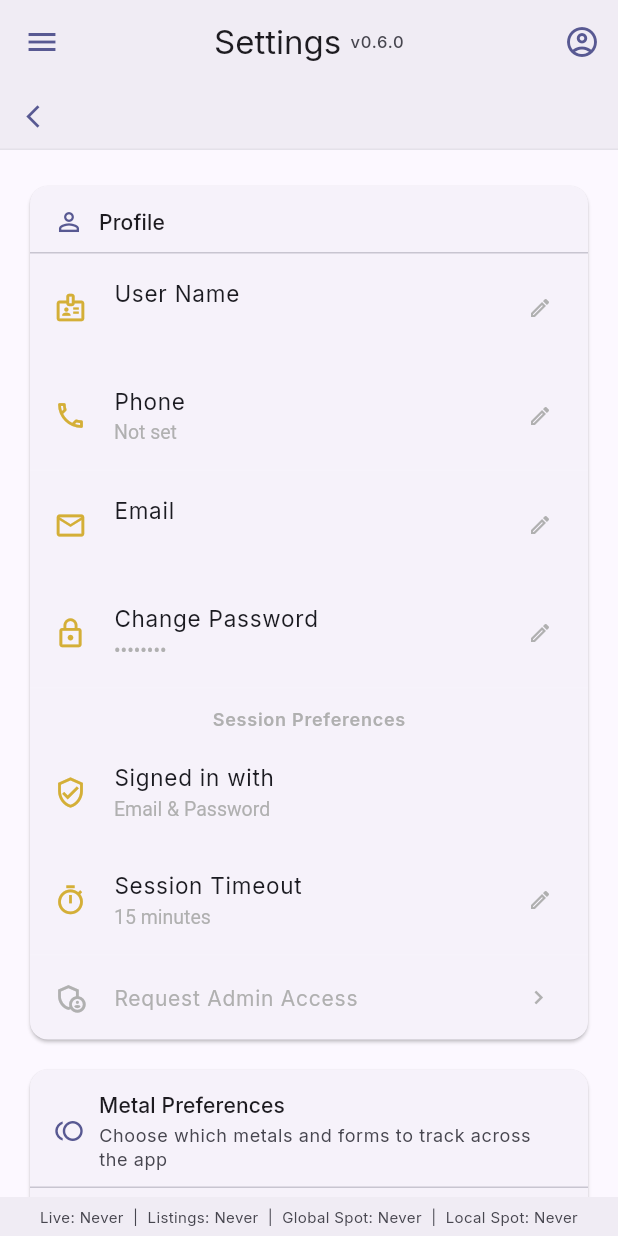
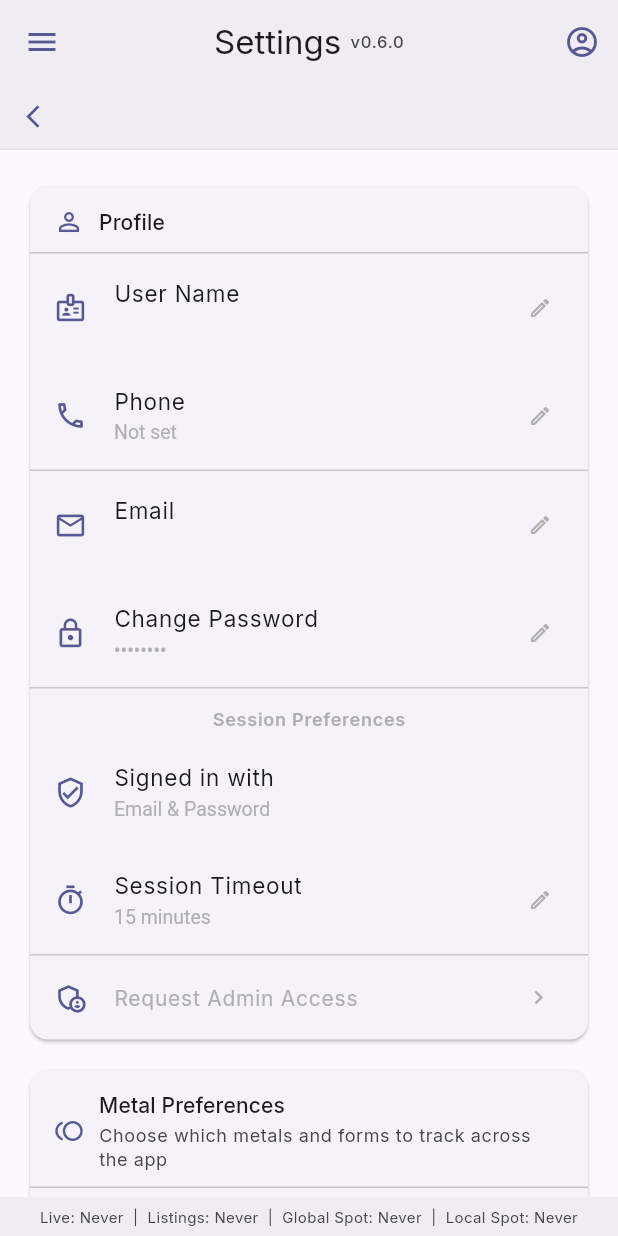
Before and after one commit to razscarl/metal_tracker, a Flutter app: the ProfileSettingsScreen screen opened directly, after a tap on the "account circle" icon, on a phone screen of 412 x 824 dp. Run offline on Flutter 3.47's test engine with Material 3 defaults, Android fonts, the phone set to English and light mode, and no system bars; our stand-ins replace fl_chart, flutter_colorpicker, flutter_riverpod, google_fonts, package_info_plus, riverpod_annotation and 2 more; accounts and stored records are empty; generated files the repository leaves out were written again.

Commit message:
feat: migrate settings sub-sections + admin child screens to M3
Settings: UserMetaltypePrefsSection, UserMetalformPrefsSection,
UserRetailerPrefsSection rewritten — themed spinners, cs.onSurfaceVariant
text, SwitchListTile.adaptive for platform-native switches.
ProfileSettingsScreen: icon/divider colors, dialog styles updated.
Admin: metal_type/form admin screens SnackBar fixed; icon colors,
borders, spinners updated across all admin child screens.

Co-Authored-By: Claude Sonnet 4.6 <noreply@anthropic.com>

```diff
--- a/lib/features/admin/presentation/screens/automation_screen.dart
+++ b/lib/features/admin/presentation/screens/automation_screen.dart
@@ -324,7 +324,7 @@ class _ConfigCard extends ConsumerWidget {
           Row(
             children: [
               const Icon(Icons.schedule_outlined,
-                  color: AppColors.primaryGold, size: 20),
+                  size: 20),
               const SizedBox(width: 12),
               const Expanded(
                 child: Text(
--- a/lib/features/admin/presentation/screens/user_approval_screen.dart
+++ b/lib/features/admin/presentation/screens/user_approval_screen.dart
@@ -77,7 +77,7 @@ class _UserCard extends ConsumerWidget {
           Row(
             children: [
               const Icon(Icons.person_outline,
-                  color: AppColors.primaryGold, size: 20),
+                  size: 20),
               const SizedBox(width: 10),
               Expanded(
                 child: Text(
--- a/lib/features/settings/presentation/screens/profile_settings_screen.dart
+++ b/lib/features/settings/presentation/screens/profile_settings_screen.dart
@@ -53,7 +53,7 @@ class ProfileSettingsScreen extends ConsumerWidget {
           onTap: () =>
               _showEditPhoneDialog(context, ref, profile?.phone),
         ),
-        const Divider(color: Colors.white10, height: 1),
+        const Divider(height: 1),
 
         // ── Auth account fields ───────────────────────────────────────────
         _tile(
@@ -71,7 +71,7 @@ class ProfileSettingsScreen extends ConsumerWidget {
             value: '••••••••',
             onTap: () => _showChangePasswordDialog(context, ref),
           ),
-        const Divider(color: Colors.white10, height: 1),
+        const Divider(height: 1),
 
         // ── Session Preferences ───────────────────────────────────────────
         const Padding(
@@ -98,12 +98,12 @@ class ProfileSettingsScreen extends ConsumerWidget {
           value: _timeoutLabel(timeoutMinutes),
           onTap: () => _showTimeoutPicker(context, ref, timeoutMinutes),
         ),
-        const Divider(color: Colors.white10, height: 1),
+        const Divider(height: 1),
 
         // ── Admin request ─────────────────────────────────────────────────
         ListTile(
           leading: const Icon(Icons.admin_panel_settings_outlined,
-              color: AppColors.textSecondary, size: 22),
+              size: 22),
           title: const Text(
             'Request Admin Access',
             style: TextStyle(color: AppColors.textSecondary, fontSize: 14),
@@ -123,7 +123,7 @@ class ProfileSettingsScreen extends ConsumerWidget {
     required VoidCallback? onTap,
   }) {
     return ListTile(
-      leading: Icon(icon, color: AppColors.primaryGold, size: 22),
+      leading: Icon(icon, size: 22),
       title: Text(label,
           style: const TextStyle(
               fontSize: 15)),
@@ -187,8 +187,7 @@ class ProfileSettingsScreen extends ConsumerWidget {
                         if (context.mounted) {
                           ScaffoldMessenger.of(context).showSnackBar(
                             SnackBar(
-                                content: Text('Error: $e'),
-                                backgroundColor: AppColors.error),
+                                content: Text('Error: $e'))
                           );
                         }
                       } finally {
@@ -200,7 +199,7 @@ class ProfileSettingsScreen extends ConsumerWidget {
                       width: 16,
                       height: 16,
                       child: CircularProgressIndicator(
-                          strokeWidth: 2, color: AppColors.textDark))
+                          strokeWidth: 2))
                   : const Text('Save'),
             ),
           ],
@@ -253,8 +252,7 @@ class ProfileSettingsScreen extends ConsumerWidget {
                         if (context.mounted) {
                           ScaffoldMessenger.of(context).showSnackBar(
                             SnackBar(
-                                content: Text('Error: $e'),
-                                backgroundColor: AppColors.error),
+                                content: Text('Error: $e'))
                           );
                         }
                       } finally {
@@ -266,7 +264,7 @@ class ProfileSettingsScreen extends ConsumerWidget {
                       width: 16,
                       height: 16,
                       child: CircularProgressIndicator(
-                          strokeWidth: 2, color: AppColors.textDark))
+                          strokeWidth: 2))
                   : const Text('Save'),
             ),
           ],
@@ -325,8 +323,7 @@ class ProfileSettingsScreen extends ConsumerWidget {
                         if (context.mounted) {
                           ScaffoldMessenger.of(context).showSnackBar(
                             SnackBar(
-                                content: Text('Error: $e'),
-                                backgroundColor: AppColors.error),
+                                content: Text('Error: $e'))
                           );
                         }
                       } finally {
@@ -338,7 +335,7 @@ class ProfileSettingsScreen extends ConsumerWidget {
                       width: 16,
                       height: 16,
                       child: CircularProgressIndicator(
-                          strokeWidth: 2, color: AppColors.textDark))
+                          strokeWidth: 2))
                   : const Text('Save'),
             ),
           ],
@@ -454,8 +451,7 @@ class ProfileSettingsScreen extends ConsumerWidget {
                         if (context.mounted) {
                           ScaffoldMessenger.of(context).showSnackBar(
                             SnackBar(
-                                content: Text('Error: $e'),
-                                backgroundColor: AppColors.error),
+                                content: Text('Error: $e'))
                           );
                         }
                       } finally {
@@ -467,7 +463,7 @@ class ProfileSettingsScreen extends ConsumerWidget {
                       width: 16,
                       height: 16,
                       child: CircularProgressIndicator(
-                          strokeWidth: 2, color: AppColors.textDark))
+                          strokeWidth: 2))
                   : const Text('Save'),
             ),
           ],
--- a/lib/features/settings/presentation/screens/user_metalform_prefs_section.dart
+++ b/lib/features/settings/presentation/screens/user_metalform_prefs_section.dart
@@ -1,50 +1,46 @@
 import 'package:flutter/material.dart';
 import 'package:flutter_riverpod/flutter_riverpod.dart';
-import 'package:metal_tracker/core/theme/app_theme.dart';
 import 'package:metal_tracker/features/metadata/data/models/metadata_models.dart';
 import 'package:metal_tracker/features/metadata/presentation/providers/metadata_providers.dart';
 import 'package:metal_tracker/features/settings/presentation/providers/user_prefs_providers.dart';
 
-/// Embedded settings section for metal form preferences.
-/// Uses [metalFormsProvider] for available options and
-/// [userMetalformPrefsNotifierProvider] for the user's selections.
-/// Saves immediately on each toggle — no Save button required.
 class UserMetalformPrefsSection extends ConsumerWidget {
   const UserMetalformPrefsSection({super.key});
 
   @override
   Widget build(BuildContext context, WidgetRef ref) {
+    final cs             = Theme.of(context).colorScheme;
+    final tt             = Theme.of(context).textTheme;
     final metalFormsAsync = ref.watch(metalFormsProvider);
-    final prefsAsync = ref.watch(userMetalformPrefsNotifierProvider);
+    final prefsAsync     = ref.watch(userMetalformPrefsNotifierProvider);
 
     if (metalFormsAsync.isLoading || prefsAsync.isLoading) {
       return const Padding(
         padding: EdgeInsets.all(20),
-        child: Center(
-          child: CircularProgressIndicator(
-              color: AppColors.primaryGold, strokeWidth: 2),
-        ),
+        child: Center(child: CircularProgressIndicator(strokeWidth: 2)),
       );
     }
 
     if (metalFormsAsync.hasError) {
       return Padding(
         padding: const EdgeInsets.all(16),
-        child: Text('Error loading metal forms: ${metalFormsAsync.error}',
-            style: const TextStyle(color: AppColors.error, fontSize: 13)),
+        child: SelectableText(
+          'Error loading metal forms: ${metalFormsAsync.error}',
+          style: TextStyle(color: cs.error, fontSize: 13),
+        ),
       );
     }
 
-    final metalForms = metalFormsAsync.valueOrNull ?? [];
-    final prefs = prefsAsync.valueOrNull ?? [];
+    final metalForms  = metalFormsAsync.valueOrNull ?? [];
+    final prefs       = prefsAsync.valueOrNull ?? [];
     final selectedIds = prefs.map((p) => p.metalFormId).toSet();
 
     if (metalForms.isEmpty) {
-      return const Padding(
-        padding: EdgeInsets.all(16),
+      return Padding(
+        padding: const EdgeInsets.all(16),
         child: Text(
           'No metal forms configured. Ask an administrator to add them.',
-          style: TextStyle(color: AppColors.textSecondary, fontSize: 13),
+          style: tt.bodySmall?.copyWith(color: cs.onSurfaceVariant),
         ),
       );
     }
@@ -52,18 +48,21 @@ class UserMetalformPrefsSection extends ConsumerWidget {
     return Column(
       children: [
         for (final mf in metalForms)
-          _FormToggleRow(
-            metalForm: mf,
-            selected: selectedIds.contains(mf.id),
-            onChanged: (enabled) => _toggle(ref, mf, enabled, selectedIds),
-            saving: prefsAsync.isLoading,
+          SwitchListTile.adaptive(
+            title: Text(mf.name, style: tt.bodyMedium),
+            value: selectedIds.contains(mf.id),
+            onChanged: prefsAsync.isLoading
+                ? null
+                : (enabled) => _toggle(ref, mf, enabled, selectedIds),
+            contentPadding: const EdgeInsets.symmetric(horizontal: 16),
+            dense: true,
           ),
         if (selectedIds.isEmpty)
-          const Padding(
-            padding: EdgeInsets.fromLTRB(16, 0, 16, 12),
+          Padding(
+            padding: const EdgeInsets.fromLTRB(16, 0, 16, 12),
             child: Text(
               'No forms selected — all form types are shown.',
-              style: TextStyle(color: AppColors.textSecondary, fontSize: 11),
+              style: tt.labelSmall?.copyWith(color: cs.onSurfaceVariant),
             ),
           ),
       ],
@@ -71,45 +70,11 @@ class UserMetalformPrefsSection extends ConsumerWidget {
   }
 
   Future<void> _toggle(
-    WidgetRef ref,
-    MetalFormRecord mf,
-    bool enabled,
-    Set<String> currentIds,
+    WidgetRef ref, MetalFormRecord mf, bool enabled, Set<String> currentIds,
   ) async {
     final updated = enabled
         ? {...currentIds, mf.id}
         : currentIds.difference({mf.id});
-    await ref
-        .read(userMetalformPrefsNotifierProvider.notifier)
-        .set(updated.toList());
+    await ref.read(userMetalformPrefsNotifierProvider.notifier).set(updated.toList());
   }
 }
-
-class _FormToggleRow extends StatelessWidget {
-  final MetalFormRecord metalForm;
-  final bool selected;
-  final ValueChanged<bool> onChanged;
-  final bool saving;
-
-  const _FormToggleRow({
-    required this.metalForm,
-    required this.selected,
-    required this.onChanged,
-    required this.saving,
-  });
-
-  @override
-  Widget build(BuildContext context) {
-    return SwitchListTile(
-      title: Text(
-        metalForm.name,
-        style: const TextStyle(color: AppColors.textPrimary, fontSize: 14),
-      ),
-      value: selected,
-      onChanged: saving ? null : onChanged,
-
-      contentPadding: const EdgeInsets.symmetric(horizontal: 16),
-      dense: true,
-    );
-  }
-}
--- a/lib/features/settings/presentation/screens/user_metaltype_prefs_section.dart
+++ b/lib/features/settings/presentation/screens/user_metaltype_prefs_section.dart
@@ -1,50 +1,46 @@
 import 'package:flutter/material.dart';
 import 'package:flutter_riverpod/flutter_riverpod.dart';
-import 'package:metal_tracker/core/theme/app_theme.dart';
 import 'package:metal_tracker/features/metadata/data/models/metadata_models.dart';
 import 'package:metal_tracker/features/metadata/presentation/providers/metadata_providers.dart';
 import 'package:metal_tracker/features/settings/presentation/providers/user_prefs_providers.dart';
 
-/// Embedded settings section for metal type preferences.
-/// Uses [metalTypesProvider] for available options and
-/// [userMetaltypePrefsNotifierProvider] for the user's selections.
-/// Saves immediately on each toggle — no Save button required.
 class UserMetaltypePrefsSection extends ConsumerWidget {
   const UserMetaltypePrefsSection({super.key});
 
   @override
   Widget build(BuildContext context, WidgetRef ref) {
+    final cs              = Theme.of(context).colorScheme;
+    final tt              = Theme.of(context).textTheme;
     final metalTypesAsync = ref.watch(metalTypesProvider);
-    final prefsAsync = ref.watch(userMetaltypePrefsNotifierProvider);
+    final prefsAsync      = ref.watch(userMetaltypePrefsNotifierProvider);
 
     if (metalTypesAsync.isLoading || prefsAsync.isLoading) {
       return const Padding(
         padding: EdgeInsets.all(20),
-        child: Center(
-          child: CircularProgressIndicator(
-              color: AppColors.primaryGold, strokeWidth: 2),
-        ),
+        child: Center(child: CircularProgressIndicator(strokeWidth: 2)),
       );
     }
 
     if (metalTypesAsync.hasError) {
       return Padding(
         padding: const EdgeInsets.all(16),
-        child: Text('Error loading metal types: ${metalTypesAsync.error}',
-            style: const TextStyle(color: AppColors.error, fontSize: 13)),
+        child: SelectableText(
+          'Error loading metal types: ${metalTypesAsync.error}',
+          style: TextStyle(color: cs.error, fontSize: 13),
+        ),
       );
     }
 
-    final metalTypes = metalTypesAsync.valueOrNull ?? [];
-    final prefs = prefsAsync.valueOrNull ?? [];
+    final metalTypes  = metalTypesAsync.valueOrNull ?? [];
+    final prefs       = prefsAsync.valueOrNull ?? [];
     final selectedIds = prefs.map((p) => p.metalTypeId).toSet();
 
     if (metalTypes.isEmpty) {
-      return const Padding(
-        padding: EdgeInsets.all(16),
+      return Padding(
+        padding: const EdgeInsets.all(16),
         child: Text(
           'No metal types configured. Ask an administrator to add them.',
-          style: TextStyle(color: AppColors.textSecondary, fontSize: 13),
+          style: tt.bodySmall?.copyWith(color: cs.onSurfaceVariant),
         ),
       );
     }
@@ -52,18 +48,24 @@ class UserMetaltypePrefsSection extends ConsumerWidget {
     return Column(
       children: [
         for (final mt in metalTypes)
-          _MetalToggleRow(
-            metalType: mt,
-            selected: selectedIds.contains(mt.id),
-            onChanged: (enabled) => _toggle(ref, mt, enabled, selectedIds),
-            saving: prefsAsync.isLoading,
+          SwitchListTile.adaptive(
+            title: Text(
+              mt.name.isEmpty ? mt.name
+                  : mt.name[0].toUpperCase() + mt.name.substring(1),
+              style: tt.bodyMedium,
+            ),
+            value: selectedIds.contains(mt.id),
+            onChanged: prefsAsync.isLoading ? null : (enabled) => _toggle(
+              ref, mt, enabled, selectedIds),
+            contentPadding: const EdgeInsets.symmetric(horizontal: 16),
+            dense: true,
           ),
         if (selectedIds.isEmpty)
-          const Padding(
-            padding: EdgeInsets.fromLTRB(16, 0, 16, 12),
+          Padding(
+            padding: const EdgeInsets.fromLTRB(16, 0, 16, 12),
             child: Text(
               'No metals selected — all metal data is shown.',
-              style: TextStyle(color: AppColors.textSecondary, fontSize: 11),
+              style: tt.labelSmall?.copyWith(color: cs.onSurfaceVariant),
             ),
           ),
       ],
@@ -71,51 +73,11 @@ class UserMetaltypePrefsSection extends ConsumerWidget {
   }
 
   Future<void> _toggle(
-    WidgetRef ref,
-    MetalTypeRecord mt,
-    bool enabled,
-    Set<String> currentIds,
+    WidgetRef ref, MetalTypeRecord mt, bool enabled, Set<String> currentIds,
   ) async {
     final updated = enabled
         ? {...currentIds, mt.id}
         : currentIds.difference({mt.id});
-    await ref
-        .read(userMetaltypePrefsNotifierProvider.notifier)
-        .set(updated.toList());
+    await ref.read(userMetaltypePrefsNotifierProvider.notifier).set(updated.toList());
   }
 }
-
-class _MetalToggleRow extends StatelessWidget {
-  final MetalTypeRecord metalType;
-  final bool selected;
-  final ValueChanged<bool> onChanged;
-  final bool saving;
-
-  const _MetalToggleRow({
-    required this.metalType,
-    required this.selected,
-    required this.onChanged,
-    required this.saving,
-  });
-
-  String get _displayName {
-    final n = metalType.name;
-    if (n.isEmpty) return n;
-    return n[0].toUpperCase() + n.substring(1);
-  }
-
-  @override
-  Widget build(BuildContext context) {
-    return SwitchListTile(
-      title: Text(
-        _displayName,
-        style: const TextStyle(color: AppColors.textPrimary, fontSize: 14),
-      ),
-      value: selected,
-      onChanged: saving ? null : onChanged,
-
-      contentPadding: const EdgeInsets.symmetric(horizontal: 16),
-      dense: true,
-    );
-  }
-}
--- a/lib/features/settings/presentation/screens/user_retailer_prefs_section.dart
+++ b/lib/features/settings/presentation/screens/user_retailer_prefs_section.dart
@@ -1,13 +1,9 @@
 import 'package:flutter/material.dart';
 import 'package:flutter_riverpod/flutter_riverpod.dart';
 import 'package:metal_tracker/core/providers/repository_providers.dart';
-import 'package:metal_tracker/core/theme/app_theme.dart';
 import 'package:metal_tracker/features/retailers/data/models/retailers_model.dart';
 import 'package:metal_tracker/features/settings/presentation/providers/user_prefs_providers.dart';
 
-/// Embedded settings section for retailer preferences.
-/// Loads all active retailers and the user's current selections.
-/// Saves immediately on each toggle — no Save button required.
 class UserRetailerPrefsSection extends ConsumerStatefulWidget {
   const UserRetailerPrefsSection({super.key});
 
@@ -38,76 +34,60 @@ class _UserRetailerPrefsSectionState
     }
   }
 
-  Future<void> _toggle(
-    Retailer retailer,
-    bool enabled,
-    Set<String> currentIds,
-  ) async {
+  Future<void> _toggle(Retailer r, bool enabled, Set<String> currentIds) async {
     final updated = enabled
-        ? {...currentIds, retailer.id}
-        : currentIds.difference({retailer.id});
-    await ref
-        .read(userRetailerPrefsNotifierProvider.notifier)
-        .set(updated.toList());
+        ? {...currentIds, r.id}
+        : currentIds.difference({r.id});
+    await ref.read(userRetailerPrefsNotifierProvider.notifier).set(updated.toList());
   }
 
   @override
   Widget build(BuildContext context) {
+    final cs         = Theme.of(context).colorScheme;
+    final tt         = Theme.of(context).textTheme;
     final prefsAsync = ref.watch(userRetailerPrefsNotifierProvider);
 
     if (_loading || prefsAsync.isLoading) {
       return const Padding(
         padding: EdgeInsets.all(20),
-        child: Center(
-          child: CircularProgressIndicator(
-              color: AppColors.primaryGold, strokeWidth: 2),
+        child: Center(child: CircularProgressIndicator(strokeWidth: 2)),
+      );
+    }
+
+    if (_retailers.isEmpty) {
+      return Padding(
+        padding: const EdgeInsets.all(16),
+        child: Text(
+          'No retailers found. Ask an administrator to configure them.',
+          style: tt.bodySmall?.copyWith(color: cs.onSurfaceVariant),
         ),
       );
     }
 
-    if (_retailers.isEmpty) {
-      return const Padding(
-        padding: EdgeInsets.all(16),
-        child: Text(
-          'No retailers found. Ask an administrator to configure them.',
-          style: TextStyle(color: AppColors.textSecondary, fontSize: 13),
-        ),
-      );
-    }
-
-    final prefs = prefsAsync.valueOrNull ?? [];
+    final prefs       = prefsAsync.valueOrNull ?? [];
     final selectedIds = prefs.map((p) => p.retailerId).toSet();
-    final saving = prefsAsync.isLoading;
+    final saving      = prefsAsync.isLoading;
 
     return Column(
       children: [
         for (final r in _retailers)
-          SwitchListTile(
-            title: Text(
-              r.name,
-              style:
-                  const TextStyle(color: AppColors.textPrimary, fontSize: 14),
-            ),
+          SwitchListTile.adaptive(
+            title: Text(r.name, style: tt.bodyMedium),
             subtitle: r.retailerAbbr != null
-                ? Text(
-                    r.retailerAbbr!,
-                    style: const TextStyle(
-                        color: AppColors.textSecondary, fontSize: 12),
-                  )
+                ? Text(r.retailerAbbr!,
+                    style: tt.labelSmall?.copyWith(color: cs.onSurfaceVariant))
                 : null,
             value: selectedIds.contains(r.id),
-            onChanged:
-                saving ? null : (v) => _toggle(r, v, selectedIds),
-
+            onChanged: saving ? null : (v) => _toggle(r, v, selectedIds),
             contentPadding: const EdgeInsets.symmetric(horizontal: 16),
             dense: true,
           ),
         if (selectedIds.isEmpty)
-          const Padding(
-            padding: EdgeInsets.fromLTRB(16, 0, 16, 12),
+          Padding(
+            padding: const EdgeInsets.fromLTRB(16, 0, 16, 12),
             child: Text(
               'No retailers selected — data from all retailers is shown.',
-              style: TextStyle(color: AppColors.textSecondary, fontSize: 11),
+              style: tt.labelSmall?.copyWith(color: cs.onSurfaceVariant),
             ),
           ),
       ],
```
Also changed, not shown: lib/features/admin/presentation/screens/metal_form_admin_screen.dart (+4 -4 lines), lib/features/admin/presentation/screens/metal_type_admin_screen.dart (+4 -4 lines).
